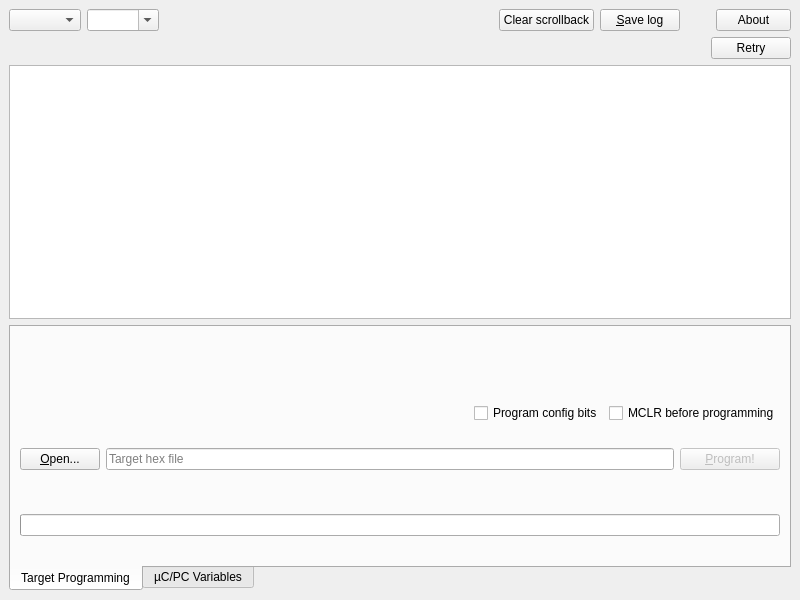
Above: src/mainwindow.ui from thirtythreeforty/bullycpp before the change. Below: the same form after it.
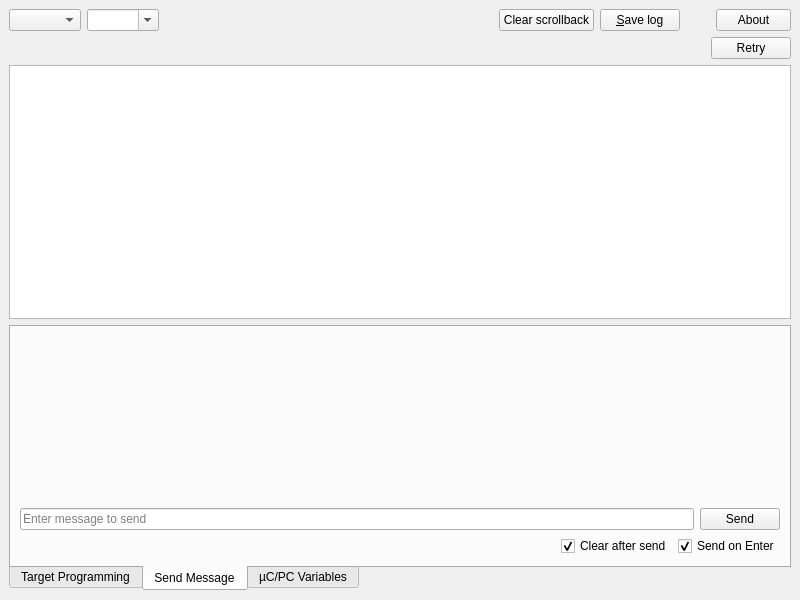
That is the form after the change. The open tabs and pages were chosen to show the change. Custom widgets are drawn as their Qt base class.

Commit message: Implement Send Message tab (#27)

Patch:
```diff
--- a/src/mainwindow.ui
+++ b/src/mainwindow.ui
@@ -356,6 +356,80 @@
         </item>
        </layout>
       </widget>
+      <widget class="QWidget" name="sendMsg_Tab">
+       <attribute name="title">
+        <string>Send Message</string>
+       </attribute>
+       <layout class="QFormLayout" name="formLayout">
+        <property name="formAlignment">
+         <set>Qt::AlignBottom|Qt::AlignHCenter</set>
+        </property>
+        <item row="0" column="0" colspan="2">
+         <layout class="QHBoxLayout" name="horizontalLayout_5">
+          <item>
+           <widget class="QLineEdit" name="sendMsg_TextBox">
+            <property name="placeholderText">
+             <string>Enter message to send</string>
+            </property>
+           </widget>
+          </item>
+          <item>
+           <widget class="QPushButton" name="sendMsg_Button">
+            <property name="sizePolicy">
+             <sizepolicy hsizetype="Minimum" vsizetype="Minimum">
+              <horstretch>0</horstretch>
+              <verstretch>0</verstretch>
+             </sizepolicy>
+            </property>
+            <property name="toolTip">
+             <string>Hold Ctrl to send without newline</string>
+            </property>
+            <property name="text">
+             <string>Send</string>
+            </property>
+           </widget>
+          </item>
+         </layout>
+        </item>
+        <item row="1" column="0" colspan="2">
+         <layout class="QHBoxLayout" name="horizontalLayout_6">
+          <item>
+           <spacer name="horizontalSpacer_7">
+            <property name="orientation">
+             <enum>Qt::Horizontal</enum>
+            </property>
+            <property name="sizeHint" stdset="0">
+             <size>
+              <width>40</width>
+              <height>20</height>
+             </size>
+            </property>
+           </spacer>
+          </item>
+          <item>
+           <widget class="QCheckBox" name="clearOnSendCheckBox">
+            <property name="text">
+             <string>Clear after send</string>
+            </property>
+            <property name="checked">
+             <bool>true</bool>
+            </property>
+           </widget>
+          </item>
+          <item>
+           <widget class="QCheckBox" name="sendOnReturnCheckBox">
+            <property name="text">
+             <string>Send on Enter</string>
+            </property>
+            <property name="checked">
+             <bool>true</bool>
+            </property>
+           </widget>
+          </item>
+         </layout>
+        </item>
+       </layout>
+      </widget>
       <widget class="QWidget" name="dataxfer_vars">
        <attribute name="title">
         <string>µC/PC Variables</string>
```
The commit also changes 3 other files.
